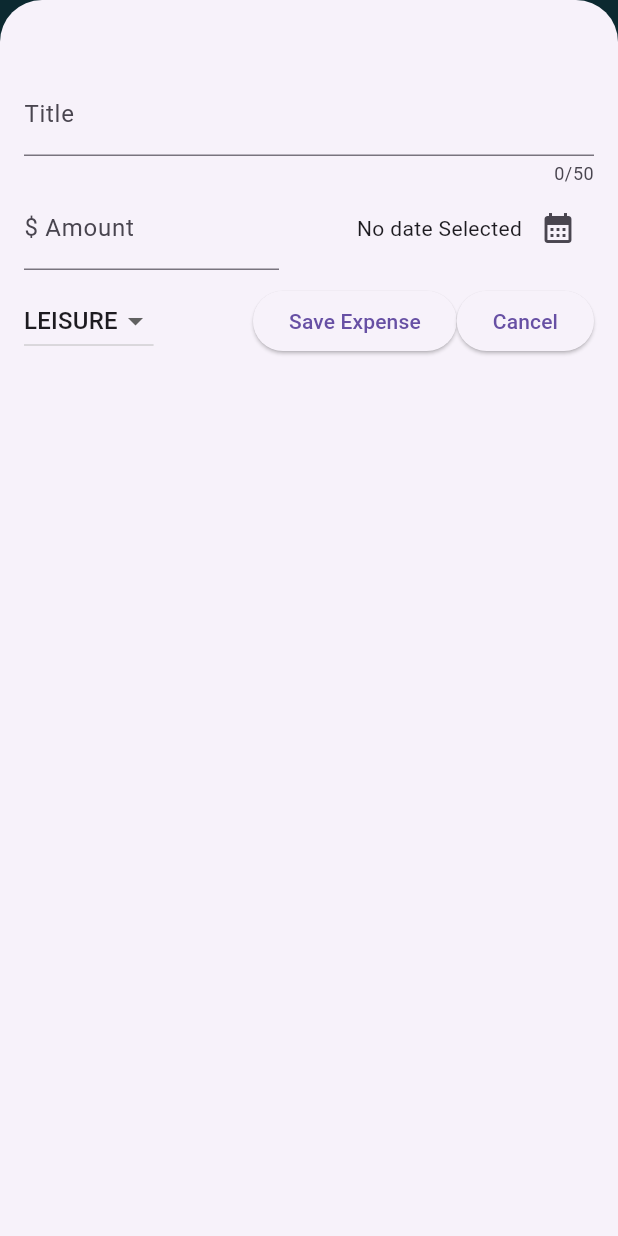
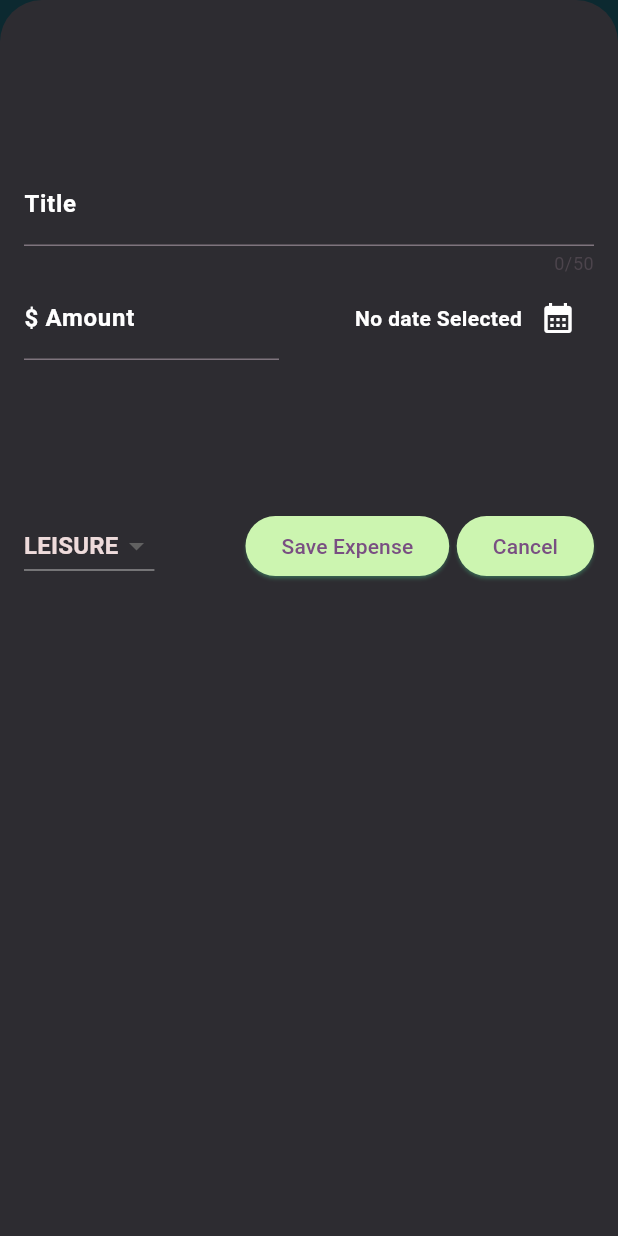
Before and after one commit to kabirDulal/expense_tracker, a Flutter app: the screen it shows after launch, after a tap on the "add" icon, on a phone screen of 412 x 824 dp. Run offline on Flutter 3.47's test engine with Material 3 defaults, Android fonts, the phone set to English and light mode, and no system bars.

Commit message:
updated the styling and minor functionality

```diff
--- a/expense_tracker/lib/main.dart
+++ b/expense_tracker/lib/main.dart
@@ -1,9 +1,25 @@
 import 'package:flutter/material.dart';
 import 'package:expense_tracker/widgets/expenses.dart';
-void main(){
-  runApp(
-    const MaterialApp(
 
-      home: Expenses(),)
-  );
+var kColorScheme =
+    ColorScheme.fromSeed(seedColor: const Color.fromARGB(255, 240, 171, 253));
+void main() {
+  runApp(MaterialApp(
+    theme: ThemeData().copyWith(
+      colorScheme: kColorScheme,
+      cardTheme: const CardTheme(
+        margin: EdgeInsets.symmetric(
+          vertical: 8,
+          horizontal: 20,
+        ),
+      ),
+      elevatedButtonTheme: ElevatedButtonThemeData(
+        style: ElevatedButton.styleFrom(
+          shadowColor: Colors.greenAccent,
+          backgroundColor: const Color.fromARGB(255, 204, 245, 176),
+        ),
+      ),
+    ),
+    home: const Expenses(),
+  ));
 }
--- a/expense_tracker/lib/widgets/expenses.dart
+++ b/expense_tracker/lib/widgets/expenses.dart
@@ -17,6 +17,7 @@ class _ExpensesState extends State<Expenses> {
   final List<Expense> _registeredExpenses = [];
   void _openAddExpenseOverlay() {
     showModalBottomSheet(
+        backgroundColor: const Color.fromARGB(255, 45, 44, 49),
         isScrollControlled: true,
         context: context,
         builder: (ctx) => NewExpense(onAddExpense: _addExpense));
@@ -102,7 +103,10 @@ class _ExpensesState extends State<Expenses> {
         ],
         title: const Text(
           'Expense Tracker App',
-          style: TextStyle(color: Colors.white, fontWeight: FontWeight.w500),
+          style: TextStyle(
+            color: Colors.white,
+            fontWeight: FontWeight.w500,
+          ),
         ),
         backgroundColor: const Color.fromARGB(255, 26, 89, 105),
       ),
--- a/expense_tracker/lib/widgets/expenses_list/expense_list.dart
+++ b/expense_tracker/lib/widgets/expenses_list/expense_list.dart
@@ -18,6 +18,9 @@ class ExpensesList extends StatelessWidget {
         shrinkWrap: true,
         itemCount: expenses.length,
         itemBuilder: (ctx, index) => Dismissible(
+          background: Container(
+            color: Colors.red,
+          ),
           key: ValueKey(expenses[index]),
           onDismissed: (direction) {
             onRemoveExpense(expenses[index]);
--- a/expense_tracker/lib/widgets/new_expense.dart
+++ b/expense_tracker/lib/widgets/new_expense.dart
@@ -38,14 +38,36 @@ class _NewExpenseState extends State<NewExpense> {
       showDialog(
         context: context,
         builder: (ctx) => AlertDialog(
-          title: const Text('Invalid inputs'),
-          content: const Text('Please enter valid Title, Amount and Date'),
+          backgroundColor: const Color.fromARGB(238, 191, 241, 176),
+          title: const Text(
+            'Invalid inputs',
+            style: TextStyle(
+              color: Colors.black,
+              fontWeight: FontWeight.w800,
+            ),
+            textAlign: TextAlign.center,
+          ),
+          content: const Text(
+            'Please enter valid Title, Amount and Date',
+            style: TextStyle(
+              color: Colors.red,
+              fontWeight: FontWeight.w800,
+              fontSize: 18,
+            ),
+            textAlign: TextAlign.center,
+          ),
           actions: [
             TextButton(
               onPressed: () {
                 Navigator.pop(ctx);
               },
-              child: const Text('okey'),
+              child: const Text(
+                'okey',
+                style: TextStyle(
+                  fontWeight: FontWeight.w600,
+                  fontSize: 16,
+                ),
+              ),
             ),
           ],
         ),
@@ -75,28 +97,50 @@ class _NewExpenseState extends State<NewExpense> {
     return Padding(
       padding: const EdgeInsets.only(
         left: 16,
-        top: 48,
+        top: 108,
         right: 16,
         bottom: 16,
       ),
       child: Column(
         children: [
           TextField(
+            style: const TextStyle(
+                color: Colors.white, fontWeight: FontWeight.w600, fontSize: 16),
             controller: _titleController,
             maxLength: 50,
             decoration: const InputDecoration(
-              label: Text('Title'),
+              label: Text(
+                'Title',
+                style: TextStyle(
+                  fontWeight: FontWeight.w600,
+                  color: Colors.white,
+                  fontSize: 16,
+                ),
+              ),
             ),
           ),
           Row(
             children: [
               Expanded(
                 child: TextField(
+                  style: const TextStyle(
+                      color: Colors.white, fontWeight: FontWeight.w600),
                   controller: _amountController,
                   keyboardType: TextInputType.number,
                   decoration: const InputDecoration(
-                    prefixText: "\$",
-                    label: Text('\$ Amount'),
+                    prefixText: "\$ ",
+                    prefixStyle: TextStyle(
+                      color: Colors.white,
+                      fontWeight: FontWeight.w600,
+                      fontSize: 16,
+                    ),
+                    label: Text(
+                      '\$ Amount',
+                      style: TextStyle(
+                        fontWeight: FontWeight.w600,
+                        color: Colors.white,
+                      ),
+                    ),
                   ),
                 ),
               ),
@@ -112,10 +156,17 @@ class _NewExpenseState extends State<NewExpense> {
                       _selectedDate == null
                           ? 'No date Selected'
                           : formatter.format(_selectedDate!),
+                      style: const TextStyle(
+                        fontWeight: FontWeight.w600,
+                        color: Colors.white,
+                      ),
                     ),
                     IconButton(
                       onPressed: _presentDatePicker,
-                      icon: const Icon(Icons.calendar_month),
+                      icon: const Icon(
+                        Icons.calendar_month,
+                        color: Colors.white,
+                      ),
                     ),
                   ],
                 ),
@@ -123,12 +174,14 @@ class _NewExpenseState extends State<NewExpense> {
             ],
           ),
           const SizedBox(
-            height: 10,
+            height: 100,
           ),
           Row(
             crossAxisAlignment: CrossAxisAlignment.center,
             children: [
               DropdownButton(
+                  borderRadius: BorderRadius.circular(5),
+                  dropdownColor: Colors.blueGrey,
                   value: _selectedCategory,
                   items: Category.values
                       .map(
@@ -136,6 +189,10 @@ class _NewExpenseState extends State<NewExpense> {
                           value: category,
                           child: Text(
                             category.name.toUpperCase(),
+                            style: const TextStyle(
+                              fontWeight: FontWeight.w600,
+                              color: Color.fromARGB(255, 238, 219, 219),
+                            ),
                           ),
                         ),
                       )
@@ -153,6 +210,9 @@ class _NewExpenseState extends State<NewExpense> {
                 onPressed: _submitExpenseData,
                 child: const Text('Save Expense'),
               ),
+              const SizedBox(
+                width: 5,
+              ),
               ElevatedButton(
                 onPressed: () {
                   Navigator.pop(context);
```
Also changed, not shown: expense_tracker/lib/models/expense.dart (+21 -2 lines), expense_tracker/lib/widgets/chart/chart.dart (added, +95 -0 lines), expense_tracker/lib/widgets/chart/chart_bar.dart (added, +34 -0 lines), expense_tracker/lib/widgets/expenses_list/expense_item.dart (+10 -1 lines).
